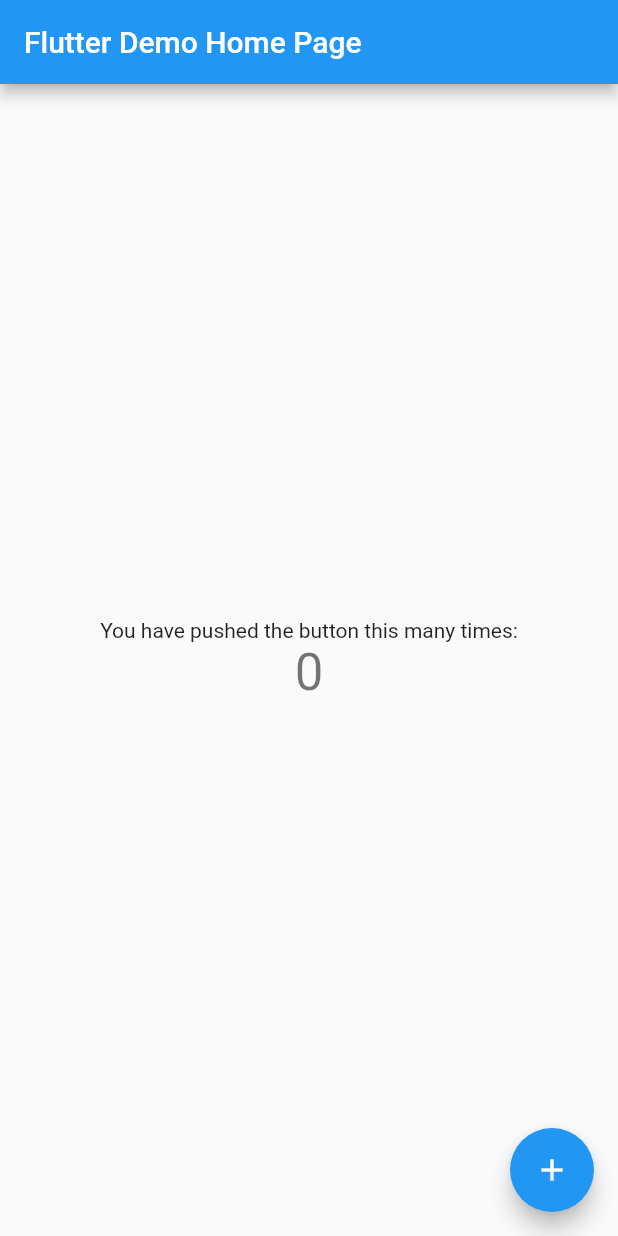
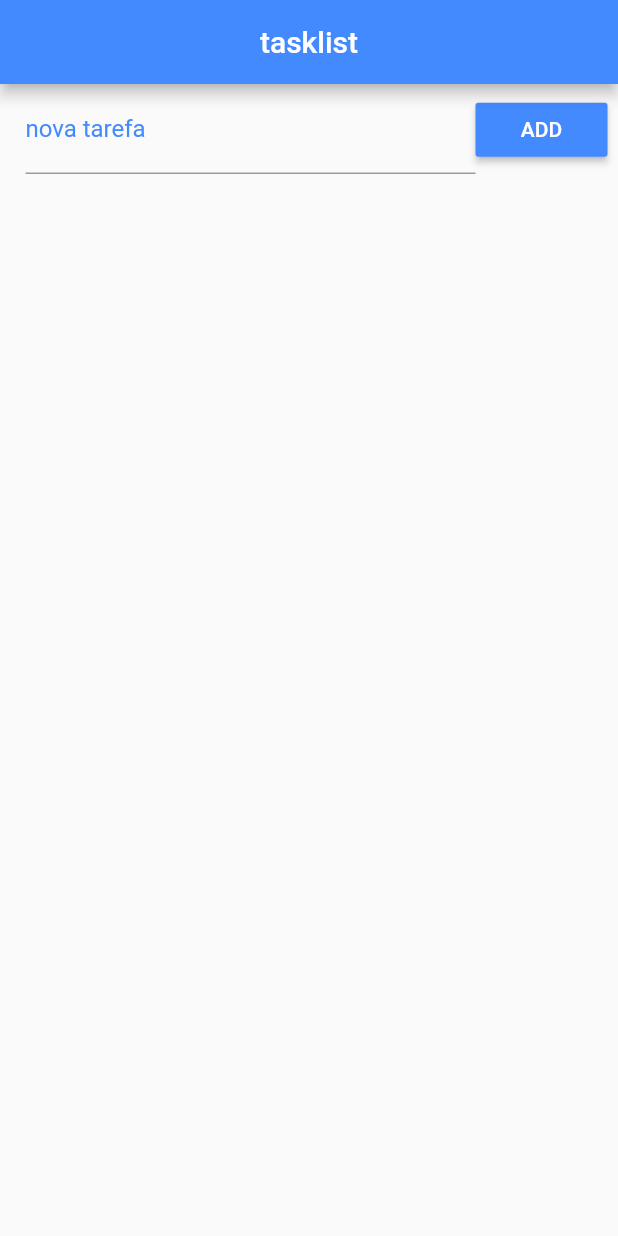
Before and after one commit to diogoo9/taskList, a Flutter app: the screen it shows after launch, on a phone screen of 412 x 824 dp. Run offline on Flutter 3.47's test engine with Material 2 defaults, Android fonts, the phone set to English and light mode, and no system bars.

```diff
--- a/lib/main.dart
+++ b/lib/main.dart
@@ -1,111 +1,113 @@
+import 'dart:convert';
+import 'dart:io';
+
+import 'package:flutter/cupertino.dart';
 import 'package:flutter/material.dart';
+import 'package:path_provider/path_provider.dart';
 
-void main() => runApp(MyApp());
-
-class MyApp extends StatelessWidget {
-  // This widget is the root of your application.
-  @override
-  Widget build(BuildContext context) {
-    return MaterialApp(
-      title: 'Flutter Demo',
-      theme: ThemeData(
-        // This is the theme of your application.
-        //
-        // Try running your application with "flutter run". You'll see the
-        // application has a blue toolbar. Then, without quitting the app, try
-        // changing the primarySwatch below to Colors.green and then invoke
-        // "hot reload" (press "r" in the console where you ran "flutter run",
-        // or simply save your changes to "hot reload" in a Flutter IDE).
-        // Notice that the counter didn't reset back to zero; the application
-        // is not restarted.
-        primarySwatch: Colors.blue,
-      ),
-      home: MyHomePage(title: 'Flutter Demo Home Page'),
-    );
-  }
+void main(){
+  runApp(MaterialApp(
+    home: Home(),
+  ));
 }
 
-class MyHomePage extends StatefulWidget {
-  MyHomePage({Key key, this.title}) : super(key: key);
-
-  // This widget is the home page of your application. It is stateful, meaning
-  // that it has a State object (defined below) that contains fields that affect
-  // how it looks.
-
-  // This class is the configuration for the state. It holds the values (in this
-  // case the title) provided by the parent (in this case the App widget) and
-  // used by the build method of the State. Fields in a Widget subclass are
-  // always marked "final".
-
-  final String title;
-
+class Home extends StatefulWidget {
   @override
-  _MyHomePageState createState() => _MyHomePageState();
+  _HomeState createState() => _HomeState();
 }
 
-class _MyHomePageState extends State<MyHomePage> {
-  int _counter = 0;
+class _HomeState extends State<Home> {
 
-  void _incrementCounter() {
+  List _toDoList = [];
+
+  final newTask = new TextEditingController();
+
+  void _addToDo(){
    setState(() {
-      // This call to setState tells the Flutter framework that something has
-      // changed in this State, which causes it to rerun the build method below
-      // so that the display can reflect the updated values. If we changed
-      // _counter without calling setState(), then the build method would not be
-      // called again, and so nothing would appear to happen.
-      _counter++;
+     Map<String, dynamic> newToDO = Map();
+     newToDO["title"] =  newTask.text;
+     newTask.text = "";
+     newToDO["ok"] = false;
+     _toDoList.add(newToDO);
    });
   }
 
   @override
   Widget build(BuildContext context) {
-    // This method is rerun every time setState is called, for instance as done
-    // by the _incrementCounter method above.
-    //
-    // The Flutter framework has been optimized to make rerunning build methods
-    // fast, so that you can just rebuild anything that needs updating rather
-    // than having to individually change instances of widgets.
     return Scaffold(
       appBar: AppBar(
-        // Here we take the value from the MyHomePage object that was created by
-        // the App.build method, and use it to set our appbar title.
-        title: Text(widget.title),
+        title: Text("tasklist"),
+        backgroundColor: Colors.blueAccent,
+        centerTitle: true,
       ),
-      body: Center(
-        // Center is a layout widget. It takes a single child and positions it
-        // in the middle of the parent.
-        child: Column(
-          // Column is also a layout widget. It takes a list of children and
-          // arranges them vertically. By default, it sizes itself to fit its
-          // children horizontally, and tries to be as tall as its parent.
-          //
-          // Invoke "debug painting" (press "p" in the console, choose the
-          // "Toggle Debug Paint" action from the Flutter Inspector in Android
-          // Studio, or the "Toggle Debug Paint" command in Visual Studio Code)
-          // to see the wireframe for each widget.
-          //
-          // Column has various properties to control how it sizes itself and
-          // how it positions its children. Here we use mainAxisAlignment to
-          // center the children vertically; the main axis here is the vertical
-          // axis because Columns are vertical (the cross axis would be
-          // horizontal).
-          mainAxisAlignment: MainAxisAlignment.center,
+      body: Column(
         children: <Widget>[
-            Text(
-              'You have pushed the button this many times:',
+          Container(
+            padding: EdgeInsets.fromLTRB(17.0, 1.0, 7.0, 1.0),
+            child: Row(
+              children: <Widget>[
+                Expanded(
+                  child: TextField(
+                    controller: newTask,
+                    decoration: InputDecoration(
+                        labelText: "nova tarefa",
+                        labelStyle: TextStyle(color: Colors.blueAccent)
                     ),
-            Text(
-              '$_counter',
-              style: Theme.of(context).textTheme.display1,
                   ),
+                ),
+                RaisedButton(
+                  color: Colors.blueAccent,
+                  child: Text("ADD"),
+                  textColor: Colors.white,
+                  onPressed: _addToDo,
+                )
               ],
             ),
           ),
-      floatingActionButton: FloatingActionButton(
-        onPressed: _incrementCounter,
-        tooltip: 'Increment',
-        child: Icon(Icons.add),
-      ), // This trailing comma makes auto-formatting nicer for build methods.
+          Expanded(
+            child: ListView.builder(
+              padding: EdgeInsets.only(top: 10.0),
+                itemCount: _toDoList.length,
+                itemBuilder: (context, index){
+                  return CheckboxListTile(
+                    title: Text(_toDoList[index]["title"]),
+                    value: _toDoList[index]["ok"],
+                    onChanged: (bool){
+                      setState(() {
+                        _toDoList[index]["ok"] = bool;
+                      });
+                    },
+                    secondary: CircleAvatar(
+                      child: Icon(_toDoList[index]["ok"] ?
+                        Icons.check : Icons.error ),),
+                  );
+                }),
+          )
+        ],
+      ),
     );
   }
+
+
+  Future<File> _getFile() async {
+    final directory = await getApplicationDocumentsDirectory();
+    return File("${directory.path}/data.json");
   }
+
+  Future<File> _saveData() async {
+    String data = json.encode(_toDoList);
+
+    final file = await _getFile();
+    return file.writeAsString(data);
+  }
+
+  Future<String> _readData() async {
+    try{
+      final file = await _getFile();
+      return file.readAsString();
+
+    }catch(e){
+      return null;
+    }
+  }
+}
--- a/pubspec.yaml
+++ b/pubspec.yaml
@@ -23,6 +23,7 @@ dependencies:
   # The following adds the Cupertino Icons font to your application.
   # Use with the CupertinoIcons class for iOS style icons.
   cupertino_icons: ^0.1.2
+  path_provider: ^1.3.0
 
 dev_dependencies:
   flutter_test:
```
Also changed, not shown: pubspec.lock. Lines whose indentation alone changed are shown as unchanged.
